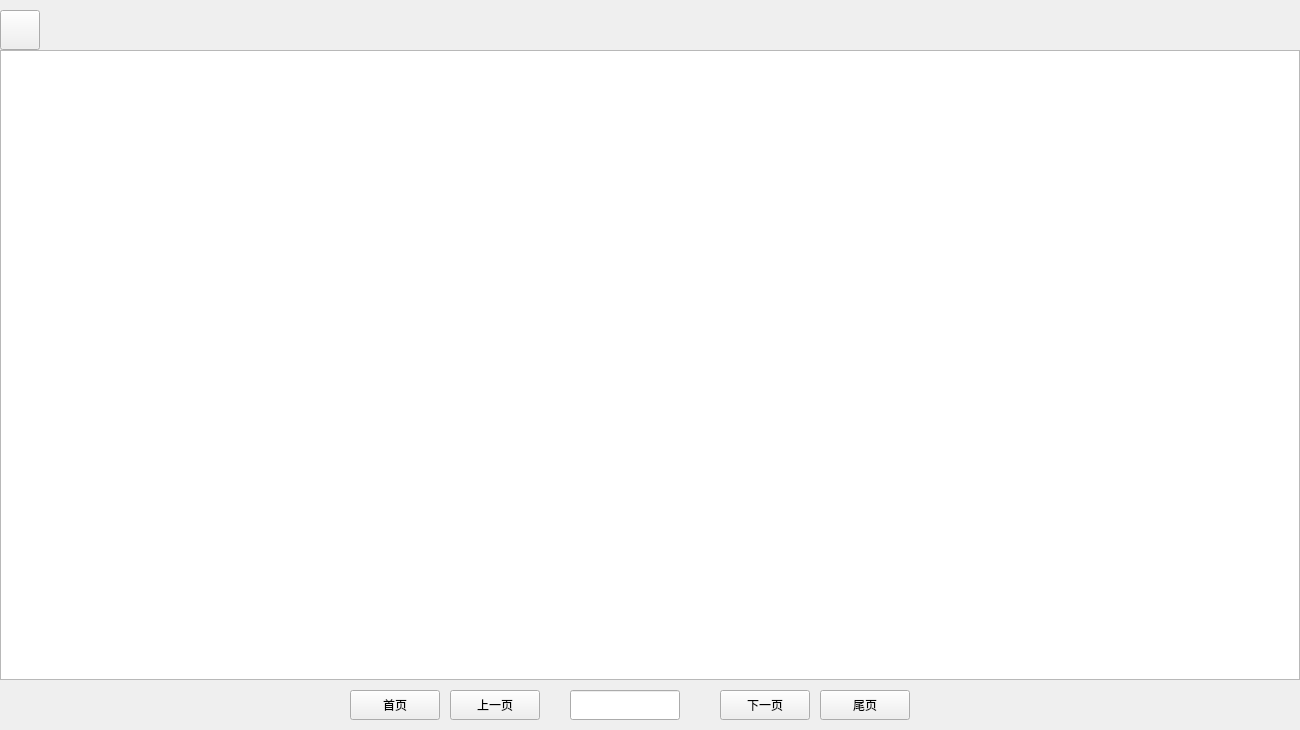
Above: BMS/view/booklist.ui from adventurer-w/Books-Management-System before the change. Below: the same form after it.
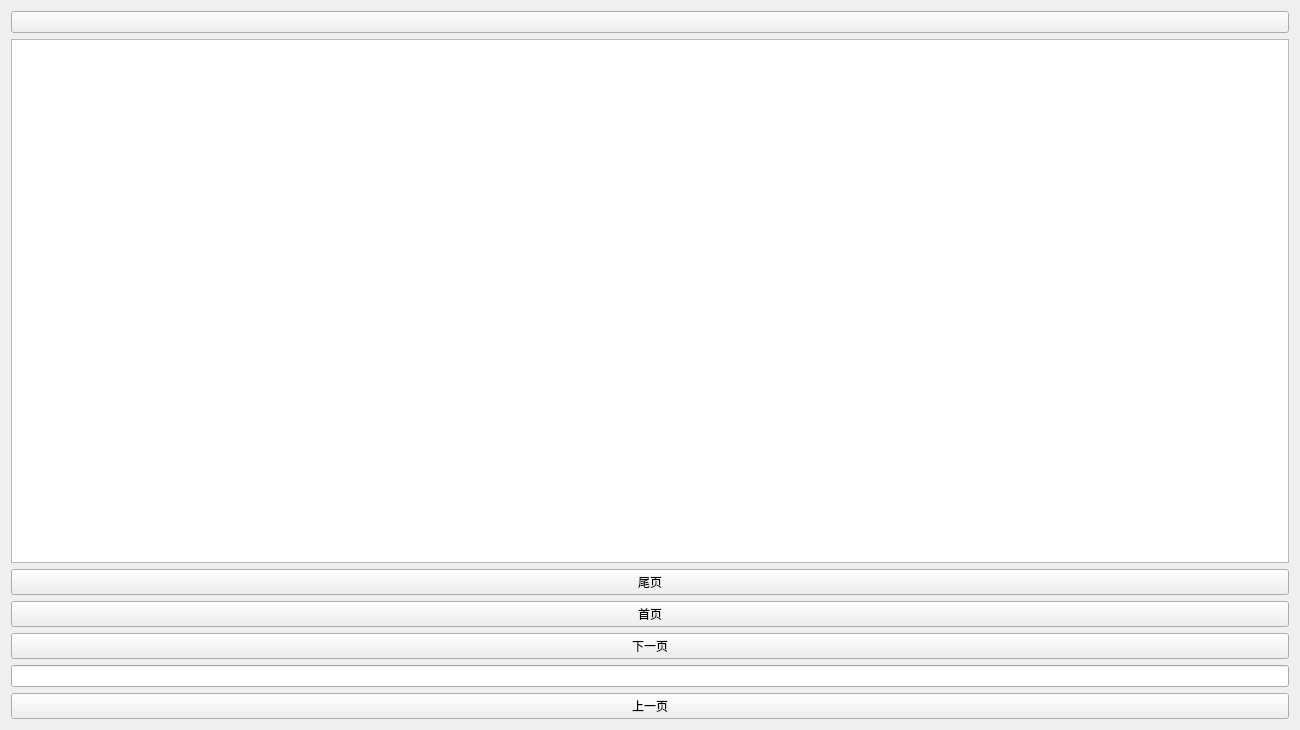
That is the form after the change.

```diff
--- a/BMS/view/booklist.ui
+++ b/BMS/view/booklist.ui
@@ -13,91 +13,49 @@
   <property name="windowTitle">
    <string>Form</string>
   </property>
-  <widget class="QTableView" name="tb">
-   <property name="geometry">
-    <rect>
-     <x>0</x>
-     <y>50</y>
-     <width>1300</width>
-     <height>630</height>
-    </rect>
-   </property>
-  </widget>
-  <widget class="QPushButton" name="btn_fore">
-   <property name="geometry">
-    <rect>
-     <x>450</x>
-     <y>690</y>
-     <width>90</width>
-     <height>30</height>
-    </rect>
-   </property>
-   <property name="text">
-    <string>上一页</string>
-   </property>
-  </widget>
-  <widget class="QLineEdit" name="line">
-   <property name="geometry">
-    <rect>
-     <x>570</x>
-     <y>690</y>
-     <width>110</width>
-     <height>30</height>
-    </rect>
-   </property>
-  </widget>
-  <widget class="QPushButton" name="btn_la">
-   <property name="geometry">
-    <rect>
-     <x>720</x>
-     <y>690</y>
-     <width>90</width>
-     <height>30</height>
-    </rect>
-   </property>
-   <property name="text">
-    <string>下一页</string>
-   </property>
-  </widget>
-  <widget class="QPushButton" name="btn_first">
-   <property name="geometry">
-    <rect>
-     <x>350</x>
-     <y>690</y>
-     <width>90</width>
-     <height>30</height>
-    </rect>
-   </property>
-   <property name="text">
-    <string>首页</string>
-   </property>
-  </widget>
-  <widget class="QPushButton" name="btn_last">
-   <property name="geometry">
-    <rect>
-     <x>820</x>
-     <y>690</y>
-     <width>90</width>
-     <height>30</height>
-    </rect>
-   </property>
-   <property name="text">
-    <string>尾页</string>
-   </property>
-  </widget>
-  <widget class="QPushButton" name="btn_back">
-   <property name="geometry">
-    <rect>
-     <x>0</x>
-     <y>10</y>
-     <width>40</width>
-     <height>40</height>
-    </rect>
-   </property>
-   <property name="text">
-    <string/>
-   </property>
-  </widget>
+  <layout class="QVBoxLayout" name="verticalLayout">
+   <item>
+    <widget class="QPushButton" name="btn_back">
+     <property name="text">
+      <string/>
+     </property>
+    </widget>
+   </item>
+   <item>
+    <widget class="QTableView" name="tb"/>
+   </item>
+   <item>
+    <widget class="QPushButton" name="btn_last">
+     <property name="text">
+      <string>尾页</string>
+     </property>
+    </widget>
+   </item>
+   <item>
+    <widget class="QPushButton" name="btn_first">
+     <property name="text">
+      <string>首页</string>
+     </property>
+    </widget>
+   </item>
+   <item>
+    <widget class="QPushButton" name="btn_la">
+     <property name="text">
+      <string>下一页</string>
+     </property>
+    </widget>
+   </item>
+   <item>
+    <widget class="QLineEdit" name="line"/>
+   </item>
+   <item>
+    <widget class="QPushButton" name="btn_fore">
+     <property name="text">
+      <string>上一页</string>
+     </property>
+    </widget>
+   </item>
+  </layout>
  </widget>
  <resources/>
  <connections/>
```
